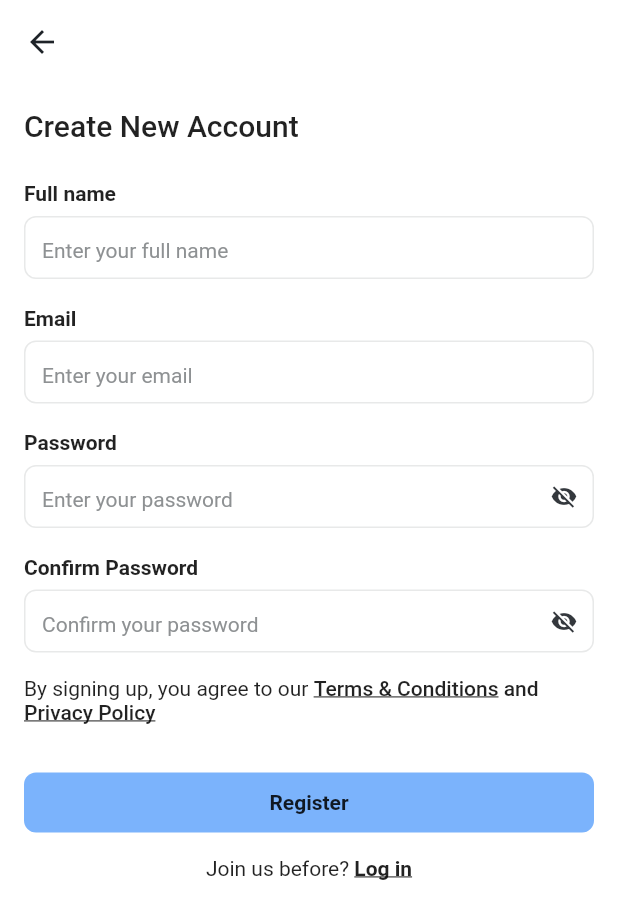
After one commit to DATN-LYN/app-user-fitness, a Flutter app: the SignUpPage screen opened by its route, on a phone screen of 412 x 824 dp. The commit adds this screen. Shown: the top 919 px of the screen. Run offline on Flutter 3.47's test engine with Material 2 defaults, Android fonts, the phone set to English and light mode, and no system bars; drawn by our look-alikes of flutter_form_builder, touchable_opacity; our stand-ins replace auto_route, flutter_spinkit, form_builder_validators, freezed_annotation, get_it, hive and 2 more; accounts and stored records are empty.

Commit message:
feat/sign_up_ui: add sign up ui

```diff
--- a/fitness_app/lib/global/gen/i18n.dart
+++ b/fitness_app/lib/global/gen/i18n.dart
@@ -64,6 +64,38 @@ class I18n implements WidgetsLocalizations {
 	String get login_PasswordMustBeAtLeastSixCharacters => "Password must be at least 6 characters";
 	/// "Password is required"
 	String get login_PasswordIsRequired => "Password is required";
+	/// "Create New Account"
+	String get signup_CreateNewAccount => "Create New Account";
+	/// "By signing up, you agree to our"
+	String get signup_BySigningUpYouAgreeTo => "By signing up, you agree to our";
+	/// "Join us before?"
+	String get signup_JoinUsBefore => "Join us before?";
+	/// "Log in"
+	String get signup_LogIn => "Log in";
+	/// "Enter your full name"
+	String get signup_EnterYourFullName => "Enter your full name";
+	/// "Confirm your password"
+	String get signup_ConfirmYourPassword => "Confirm your password";
+	/// "Confirm Password"
+	String get signup_ConfirmPassword => "Confirm Password";
+	/// "Register"
+	String get signup_Register => "Register";
+	/// "Privacy Policy"
+	String get signup_PrivacyPolicy => "Privacy Policy";
+	/// "Verify code"
+	String get signup_VerifyCode => "Verify code";
+	/// "and"
+	String get signup_And => "and";
+	/// "Terms & Conditions"
+	String get signup_TermsAndConditions => "Terms & Conditions";
+	/// "Full name"
+	String get signup_FullName => "Full name";
+	/// "Full name is required"
+	String get signup_FullNameIsRequired => "Full name is required";
+	/// "Confirm password is required"
+	String get signup_ConfirmPasswordIsRequired => "Confirm password is required";
+	/// "Password not match"
+	String get signup_PasswordNotMatch => "Password not match";
 }
 class _I18n_en_US extends I18n {
   const _I18n_en_US();
@@ -123,6 +155,54 @@ class _I18n_vi_VN extends I18n {
 	/// "Mật khẩu bắt buộc"
 	@override
 	String get login_PasswordIsRequired => "Mật khẩu bắt buộc";
+	/// "Tạo tài khoản mới"
+	@override
+	String get signup_CreateNewAccount => "Tạo tài khoản mới";
+	/// "Để tạo tài khoản mới, bạn phải đồng ý với chúng tôi về"
+	@override
+	String get signup_BySigningUpYouAgreeTo => "Để tạo tài khoản mới, bạn phải đồng ý với chúng tôi về";
+	/// "Bạn đã có tài khoản?"
+	@override
+	String get signup_JoinUsBefore => "Bạn đã có tài khoản?";
+	/// "Đăng nhập"
+	@override
+	String get signup_LogIn => "Đăng nhập";
+	/// "Nhập tên của bạn"
+	@override
+	String get signup_EnterYourFullName => "Nhập tên của bạn";
+	/// "Xác nhận mật khẩu của bạn"
+	@override
+	String get signup_ConfirmYourPassword => "Xác nhận mật khẩu của bạn";
+	/// "Xác nhận mật khẩu"
+	@override
+	String get signup_ConfirmPassword => "Xác nhận mật khẩu";
+	/// "Đăng Ký"
+	@override
+	String get signup_Register => "Đăng Ký";
+	/// "Chính sách Bảo mật"
+	@override
+	String get signup_PrivacyPolicy => "Chính sách Bảo mật";
+	/// "Xác minh mã"
+	@override
+	String get signup_VerifyCode => "Xác minh mã";
+	/// "và"
+	@override
+	String get signup_And => "và";
+	/// "Điều Khoản & Dịch Vụ"
+	@override
+	String get signup_TermsAndConditions => "Điều Khoản & Dịch Vụ";
+	/// "Họ và tên"
+	@override
+	String get signup_FullName => "Họ và tên";
+	/// "Họ và tên bắt buộc"
+	@override
+	String get signup_FullNameIsRequired => "Họ và tên bắt buộc";
+	/// "Xác nhận mật khẩu bắt buộc"
+	@override
+	String get signup_ConfirmPasswordIsRequired => "Xác nhận mật khẩu bắt buộc";
+	/// "Mật khẩu không khớp"
+	@override
+	String get signup_PasswordNotMatch => "Mật khẩu không khớp";
 }
 class GeneratedLocalizationsDelegate extends LocalizationsDelegate<WidgetsLocalizations> {
   const GeneratedLocalizationsDelegate();
--- a/fitness_app/lib/global/routers/app_router.dart
+++ b/fitness_app/lib/global/routers/app_router.dart
@@ -1,5 +1,6 @@
 import 'package:auto_route/auto_route.dart';
 import 'package:fitness_app/modules/login/login_page.dart';
+import 'package:fitness_app/modules/signup/sign_up_page.dart';
 import 'package:fitness_app/modules/splash/splash_page.dart';
 import 'package:flutter/material.dart';
 
@@ -15,6 +16,7 @@ part 'app_router.gr.dart';
     AutoRoute(page: OnBoardPage),
     AutoRoute(page: MainPage),
     AutoRoute(page: LoginPage),
+    AutoRoute(page: SignUpPage),
   ],
 )
 class AppRouter extends _$AppRouter {}
--- a/fitness_app/lib/modules/login/login_page.dart
+++ b/fitness_app/lib/modules/login/login_page.dart
@@ -1,3 +1,5 @@
+import 'package:auto_route/auto_route.dart';
+import 'package:fitness_app/global/routers/app_router.dart';
 import 'package:flutter/gestures.dart';
 import 'package:flutter/material.dart';
 import 'package:flutter_form_builder/flutter_form_builder.dart';
@@ -163,7 +165,9 @@ class _LoginPageState extends State<LoginPage> {
                       decoration: TextDecoration.underline,
                     ),
                     recognizer: TapGestureRecognizer()
-                      //..onTap = () => context.pushRoute(const SignupRoute()),
+                      ..onTap = () => AutoRouter.of(context).push(
+                            const SignUpRoute(),
+                          ),
                   ),
                 ],
               ),
--- /dev/null
+++ b/fitness_app/lib/modules/signup/sign_up_page.dart
@@ -0,0 +1,247 @@
+import 'package:auto_route/auto_route.dart';
+import 'package:flutter/gestures.dart';
+import 'package:flutter/material.dart';
+import 'package:flutter_form_builder/flutter_form_builder.dart';
+import 'package:form_builder_validators/form_builder_validators.dart';
+
+import '../../global/gen/i18n.dart';
+import '../../global/themes/app_colors.dart';
+import '../../global/widgets/elevated_button_opacity.dart';
+import '../../global/widgets/label.dart';
+
+class SignUpPage extends StatefulWidget {
+  const SignUpPage({super.key});
+
+  @override
+  State<SignUpPage> createState() => _SignUpPageState();
+}
+
+class _SignUpPageState extends State<SignUpPage> {
+  final formKey = GlobalKey<FormBuilderState>();
+  bool isLoading = false;
+  bool passwordObscure = true;
+  bool confirmPasswordObscure = true;
+  final focusConfirmPasswordNode = FocusNode();
+
+  void signUp() {}
+
+  @override
+  Widget build(BuildContext context) {
+    final i18n = I18n.of(context)!;
+    final theme = Theme.of(context);
+
+    return Scaffold(
+      appBar: AppBar(elevation: 0),
+      body: FormBuilder(
+        key: formKey,
+        child: GestureDetector(
+          onTapDown: (_) => FocusManager.instance.primaryFocus?.unfocus(),
+          child: ListView(
+            padding: const EdgeInsets.all(16),
+            children: [
+              Text(
+                i18n.signup_CreateNewAccount,
+                style: theme.textTheme.titleLarge,
+              ),
+              const SizedBox(height: 8),
+              Label(i18n.signup_FullName),
+              FormBuilderTextField(
+                name: 'fullName',
+                enabled: !isLoading,
+                decoration: InputDecoration(
+                  fillColor: isLoading ? AppColors.grey6 : AppColors.white,
+                  filled: true,
+                  hintText: i18n.signup_EnterYourFullName,
+                ),
+                validator: FormBuilderValidators.required(
+                  errorText: i18n.signup_FullNameIsRequired,
+                ),
+                autovalidateMode: AutovalidateMode.onUserInteraction,
+                autocorrect: false,
+                textInputAction: TextInputAction.next,
+                keyboardType: TextInputType.visiblePassword,
+              ),
+              Label(i18n.login_Email),
+              FormBuilderTextField(
+                name: 'email',
+                enabled: !isLoading,
+                decoration: InputDecoration(
+                  fillColor: isLoading ? AppColors.grey6 : AppColors.white,
+                  filled: true,
+                  hintText: i18n.login_EmailHint,
+                ),
+                autovalidateMode: AutovalidateMode.onUserInteraction,
+                validator: FormBuilderValidators.compose(
+                  [
+                    FormBuilderValidators.required(
+                      errorText: i18n.login_EmailIsRequired,
+                    ),
+                    FormBuilderValidators.email(
+                      errorText: i18n.login_EmailNotValid,
+                    ),
+                  ],
+                ),
+                autocorrect: false,
+                textInputAction: TextInputAction.next,
+                keyboardType: TextInputType.emailAddress,
+              ),
+              Label(i18n.login_Password),
+              FormBuilderTextField(
+                name: 'password',
+                enabled: !isLoading,
+                obscureText: passwordObscure,
+                decoration: InputDecoration(
+                  filled: true,
+                  fillColor: isLoading ? AppColors.grey6 : AppColors.white,
+                  suffixIconConstraints: const BoxConstraints(),
+                  hintText: i18n.login_PasswordHint,
+                  suffixIcon: SizedBox.square(
+                    dimension: 40,
+                    child: IconButton(
+                      icon: Icon(
+                        passwordObscure
+                            ? Icons.visibility_off
+                            : Icons.visibility,
+                        color: AppColors.grey2,
+                      ),
+                      onPressed: () => setState(() {
+                        passwordObscure = !passwordObscure;
+                      }),
+                    ),
+                  ),
+                ),
+                validator: FormBuilderValidators.compose(
+                  [
+                    FormBuilderValidators.required(
+                      errorText: i18n.login_PasswordIsRequired,
+                    ),
+                    FormBuilderValidators.minLength(
+                      6,
+                      errorText: i18n.login_PasswordMustBeAtLeastSixCharacters,
+                    ),
+                  ],
+                ),
+                autovalidateMode: AutovalidateMode.onUserInteraction,
+                autocorrect: false,
+                textInputAction: TextInputAction.next,
+                onSubmitted: (_) => FocusScope.of(context)
+                    .requestFocus(focusConfirmPasswordNode),
+              ),
+              Label(i18n.signup_ConfirmPassword),
+              FormBuilderTextField(
+                name: 'confirmPassword',
+                enabled: !isLoading,
+                focusNode: focusConfirmPasswordNode,
+                obscureText: confirmPasswordObscure,
+                decoration: InputDecoration(
+                  fillColor: isLoading ? AppColors.grey6 : AppColors.white,
+                  filled: true,
+                  suffixIconConstraints: const BoxConstraints(),
+                  hintText: i18n.signup_ConfirmYourPassword,
+                  suffixIcon: SizedBox.square(
+                    dimension: 40,
+                    child: IconButton(
+                      icon: Icon(
+                        confirmPasswordObscure
+                            ? Icons.visibility_off
+                            : Icons.visibility,
+                        color: AppColors.grey2,
+                      ),
+                      onPressed: () => setState(() {
+                        confirmPasswordObscure = !confirmPasswordObscure;
+                      }),
+                    ),
+                  ),
+                ),
+                validator: FormBuilderValidators.compose(
+                  [
+                    FormBuilderValidators.required(
+                      errorText: i18n.signup_ConfirmPasswordIsRequired,
+                    ),
+                    FormBuilderValidators.minLength(
+                      6,
+                      errorText: i18n.login_PasswordMustBeAtLeastSixCharacters,
+                    ),
+                    (value) {
+                      if (value !=
+                          formKey.currentState?.fields['password']?.value) {
+                        return i18n.signup_PasswordNotMatch;
+                      }
+                      return null;
+                    }
+                  ],
+                ),
+                autovalidateMode: AutovalidateMode.onUserInteraction,
+                autocorrect: false,
+                textInputAction: TextInputAction.done,
+              ),
+              const SizedBox(height: 16),
+              Text.rich(
+                overflow: TextOverflow.visible,
+                TextSpan(
+                  text: '${i18n.signup_BySigningUpYouAgreeTo} ',
+                  children: [
+                    TextSpan(
+                      text: i18n.signup_TermsAndConditions,
+                      style: const TextStyle(
+                        fontWeight: FontWeight.w500,
+                        decoration: TextDecoration.underline,
+                      ),
+                      recognizer: TapGestureRecognizer()
+                        ..onTap = () async {
+                          // if (await canLaunchUrlString(termsAndConditionsUrl)) {
+                          //   await launchUrlString(termsAndConditionsUrl);
+                          // }
+                        },
+                    ),
+                    TextSpan(
+                      text: ' ${i18n.signup_And} ',
+                      style: const TextStyle(fontWeight: FontWeight.w500),
+                    ),
+                    TextSpan(
+                      text: i18n.signup_PrivacyPolicy,
+                      style: const TextStyle(
+                        fontWeight: FontWeight.w500,
+                        decoration: TextDecoration.underline,
+                      ),
+                      recognizer: TapGestureRecognizer()
+                        ..onTap = () async {
+                          // if (await canLaunchUrlString(privacyPolicyUrl)) {
+                          //   await launchUrlString(privacyPolicyUrl);
+                          // }
+                        },
+                    ),
+                  ],
+                ),
+              ),
+              const SizedBox(height: 32),
+              ElevatedButtonOpacity(
+                onTap: isLoading ? null : signUp,
+                loading: isLoading,
+                label: i18n.signup_Register,
+              ),
+              const SizedBox(height: 16),
+              Text.rich(
+                TextSpan(
+                  text: '${i18n.signup_JoinUsBefore} ',
+                  children: [
+                    TextSpan(
+                      text: i18n.signup_LogIn,
+                      style: const TextStyle(
+                        fontWeight: FontWeight.w600,
+                        decoration: TextDecoration.underline,
+                      ),
+                      recognizer: TapGestureRecognizer()
+                        ..onTap = AutoRouter.of(context).pop,
+                    ),
+                  ],
+                ),
+                textAlign: TextAlign.center,
+              ),
+            ],
+          ),
+        ),
+      ),
+    );
+  }
+}
```
Also changed, not shown: fitness_app/assets/locales/en-US.json (+18 -0 lines), fitness_app/assets/locales/vi-VN.json (+18 -0 lines), fitness_app/lib/global/routers/app_router.gr.dart. Lines whose indentation alone changed are shown as unchanged.
